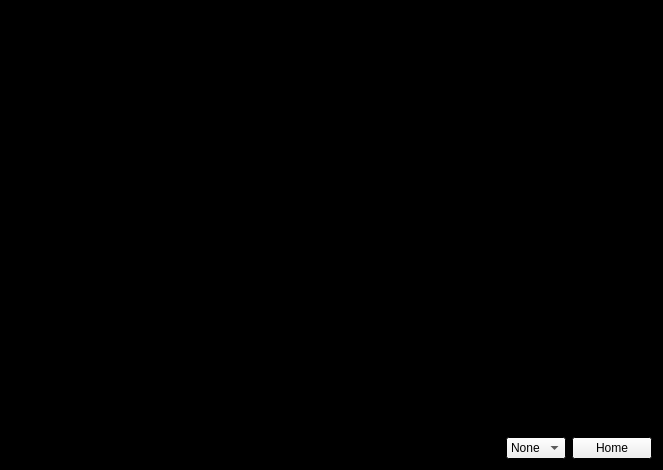
The window that ui/main.ui (dmzdev/stance) describes before a commit, drawn with Qt 5.
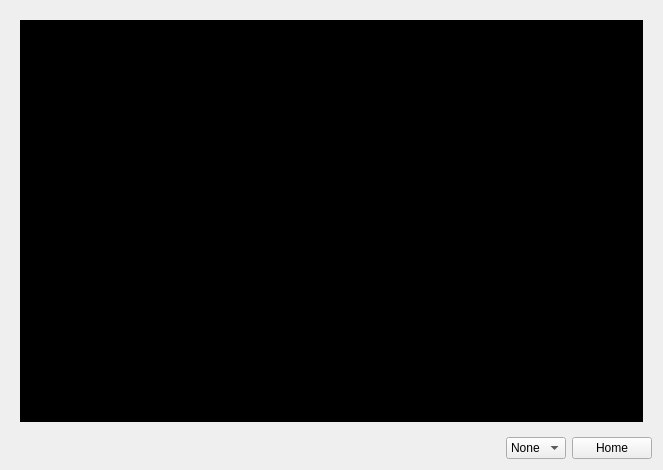
The same window after the commit. The open tabs and pages were chosen to show the change.

```diff
--- a/ui/main.ui
+++ b/ui/main.ui
@@ -10,70 +10,6 @@
     <height>470</height>
    </rect>
   </property>
-  <property name="palette">
-   <palette>
-    <active>
-     <colorrole role="Base">
-      <brush brushstyle="SolidPattern">
-       <color alpha="255">
-        <red>255</red>
-        <green>255</green>
-        <blue>255</blue>
-       </color>
-      </brush>
-     </colorrole>
-     <colorrole role="Window">
-      <brush brushstyle="SolidPattern">
-       <color alpha="255">
-        <red>0</red>
-        <green>0</green>
-        <blue>0</blue>
-       </color>
-      </brush>
-     </colorrole>
-    </active>
-    <inactive>
-     <colorrole role="Base">
-      <brush brushstyle="SolidPattern">
-       <color alpha="255">
-        <red>255</red>
-        <green>255</green>
-        <blue>255</blue>
-       </color>
-      </brush>
-     </colorrole>
-     <colorrole role="Window">
-      <brush brushstyle="SolidPattern">
-       <color alpha="255">
-        <red>0</red>
-        <green>0</green>
-        <blue>0</blue>
-       </color>
-      </brush>
-     </colorrole>
-    </inactive>
-    <disabled>
-     <colorrole role="Base">
-      <brush brushstyle="SolidPattern">
-       <color alpha="255">
-        <red>0</red>
-        <green>0</green>
-        <blue>0</blue>
-       </color>
-      </brush>
-     </colorrole>
-     <colorrole role="Window">
-      <brush brushstyle="SolidPattern">
-       <color alpha="255">
-        <red>0</red>
-        <green>0</green>
-        <blue>0</blue>
-       </color>
-      </brush>
-     </colorrole>
-    </disabled>
-   </palette>
-  </property>
   <property name="windowTitle">
    <string>Script Demo</string>
   </property>
@@ -83,8 +19,72 @@
   <layout class="QVBoxLayout" name="verticalLayout_2">
    <item>
     <widget class="QStackedWidget" name="stackedWidget">
+     <property name="palette">
+      <palette>
+       <active>
+        <colorrole role="Base">
+         <brush brushstyle="SolidPattern">
+          <color alpha="255">
+           <red>255</red>
+           <green>255</green>
+           <blue>255</blue>
+          </color>
+         </brush>
+        </colorrole>
+        <colorrole role="Window">
+         <brush brushstyle="SolidPattern">
+          <color alpha="255">
+           <red>255</red>
+           <green>255</green>
+           <blue>255</blue>
+          </color>
+         </brush>
+        </colorrole>
+       </active>
+       <inactive>
+        <colorrole role="Base">
+         <brush brushstyle="SolidPattern">
+          <color alpha="255">
+           <red>255</red>
+           <green>255</green>
+           <blue>255</blue>
+          </color>
+         </brush>
+        </colorrole>
+        <colorrole role="Window">
+         <brush brushstyle="SolidPattern">
+          <color alpha="255">
+           <red>255</red>
+           <green>255</green>
+           <blue>255</blue>
+          </color>
+         </brush>
+        </colorrole>
+       </inactive>
+       <disabled>
+        <colorrole role="Base">
+         <brush brushstyle="SolidPattern">
+          <color alpha="255">
+           <red>255</red>
+           <green>255</green>
+           <blue>255</blue>
+          </color>
+         </brush>
+        </colorrole>
+        <colorrole role="Window">
+         <brush brushstyle="SolidPattern">
+          <color alpha="255">
+           <red>255</red>
+           <green>255</green>
+           <blue>255</blue>
+          </color>
+         </brush>
+        </colorrole>
+       </disabled>
+      </palette>
+     </property>
      <property name="currentIndex">
-      <number>0</number>
+      <number>1</number>
      </property>
      <widget class="QWidget" name="page">
       <layout class="QVBoxLayout" name="verticalLayout">
@@ -184,7 +184,7 @@
           </palette>
          </property>
          <property name="autoFillBackground">
-          <bool>false</bool>
+          <bool>true</bool>
          </property>
          <property name="text">
           <string>Splash</string>
```
